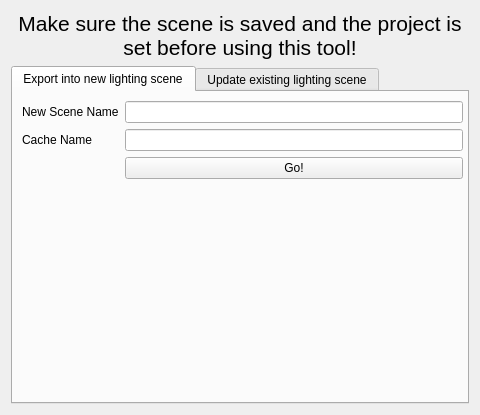
This is scripts/PipelineManagementTools/gui/releaseLightingSceneDialog.ui in jw0z96/PipelineManagementTools as Qt 5 draws it before an edit. The edited form follows.
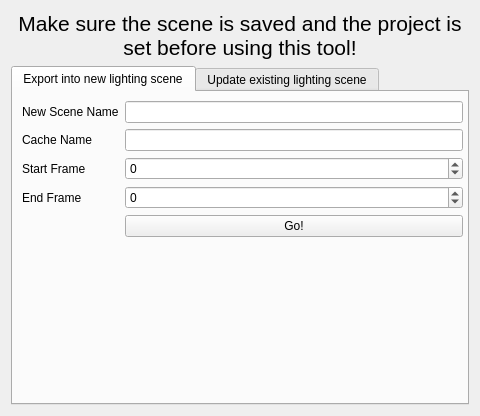
This is the edited form.

Commit message: added frame range to export

Patch:
```diff
--- a/scripts/PipelineManagementTools/gui/releaseLightingSceneDialog.ui
+++ b/scripts/PipelineManagementTools/gui/releaseLightingSceneDialog.ui
@@ -7,7 +7,7 @@
     <x>0</x>
     <y>0</y>
     <width>480</width>
-    <height>415</height>
+    <height>416</height>
    </rect>
   </property>
   <property name="sizePolicy">
@@ -82,13 +82,47 @@
           <item row="1" column="1">
            <widget class="QLineEdit" name="cacheNameLineEdit_1"/>
           </item>
-          <item row="2" column="1">
+          <item row="4" column="1">
            <widget class="QPushButton" name="newScenePushButton">
             <property name="text">
              <string>Go!</string>
             </property>
            </widget>
           </item>
+          <item row="2" column="1">
+           <widget class="QSpinBox" name="startFrameSpinBox_1">
+            <property name="minimum">
+             <number>-10000</number>
+            </property>
+            <property name="maximum">
+             <number>10000</number>
+            </property>
+           </widget>
+          </item>
+          <item row="3" column="1">
+           <widget class="QSpinBox" name="endFrameSpinBox_1">
+            <property name="minimum">
+             <number>-10000</number>
+            </property>
+            <property name="maximum">
+             <number>10000</number>
+            </property>
+           </widget>
+          </item>
+          <item row="2" column="0">
+           <widget class="QLabel" name="startFrameLabel_1">
+            <property name="text">
+             <string>Start Frame</string>
+            </property>
+           </widget>
+          </item>
+          <item row="3" column="0">
+           <widget class="QLabel" name="endFrameLabel_1">
+            <property name="text">
+             <string>End Frame</string>
+            </property>
+           </widget>
+          </item>
          </layout>
         </widget>
        </widget>
```
Left out of the diff: 36 changed lines with no effect on the pictures. The commit also changes 1 other file.
